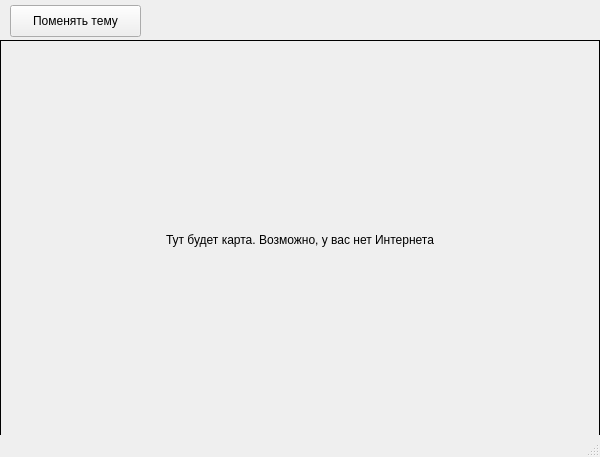
Qt form design.ui (VND0/maps-qt) before a commit.
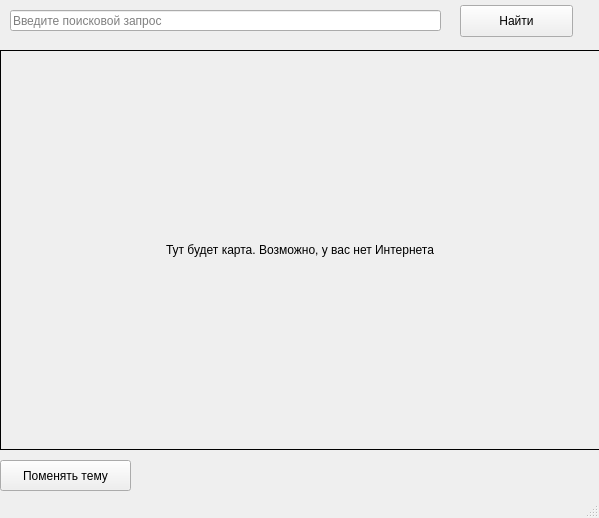
The same form after that commit.

Commit message: Added search with geocoder

What changed in the file:
```diff
--- a/design.ui
+++ b/design.ui
@@ -6,8 +6,8 @@
    <rect>
     <x>0</x>
     <y>0</y>
-    <width>600</width>
-    <height>457</height>
+    <width>599</width>
+    <height>518</height>
    </rect>
   </property>
   <property name="windowTitle">
@@ -18,7 +18,7 @@
     <property name="geometry">
      <rect>
       <x>0</x>
-      <y>40</y>
+      <y>50</y>
       <width>600</width>
       <height>400</height>
      </rect>
@@ -41,14 +41,40 @@
    <widget class="QPushButton" name="theme_switcher">
     <property name="geometry">
      <rect>
+      <x>0</x>
+      <y>460</y>
+      <width>131</width>
+      <height>31</height>
+     </rect>
+    </property>
+    <property name="text">
+     <string>Поменять тему</string>
+    </property>
+   </widget>
+   <widget class="QLineEdit" name="search_edit">
+    <property name="geometry">
+     <rect>
       <x>10</x>
+      <y>10</y>
+      <width>431</width>
+      <height>21</height>
+     </rect>
+    </property>
+    <property name="placeholderText">
+     <string>Введите поисковой запрос</string>
+    </property>
+   </widget>
+   <widget class="QPushButton" name="search_btn">
+    <property name="geometry">
+     <rect>
+      <x>460</x>
       <y>5</y>
-      <width>131</width>
+      <width>113</width>
       <height>32</height>
      </rect>
     </property>
     <property name="text">
-     <string>Поменять тему</string>
+     <string>Найти</string>
     </property>
    </widget>
   </widget>
```
The commit also changes 3 other files.
